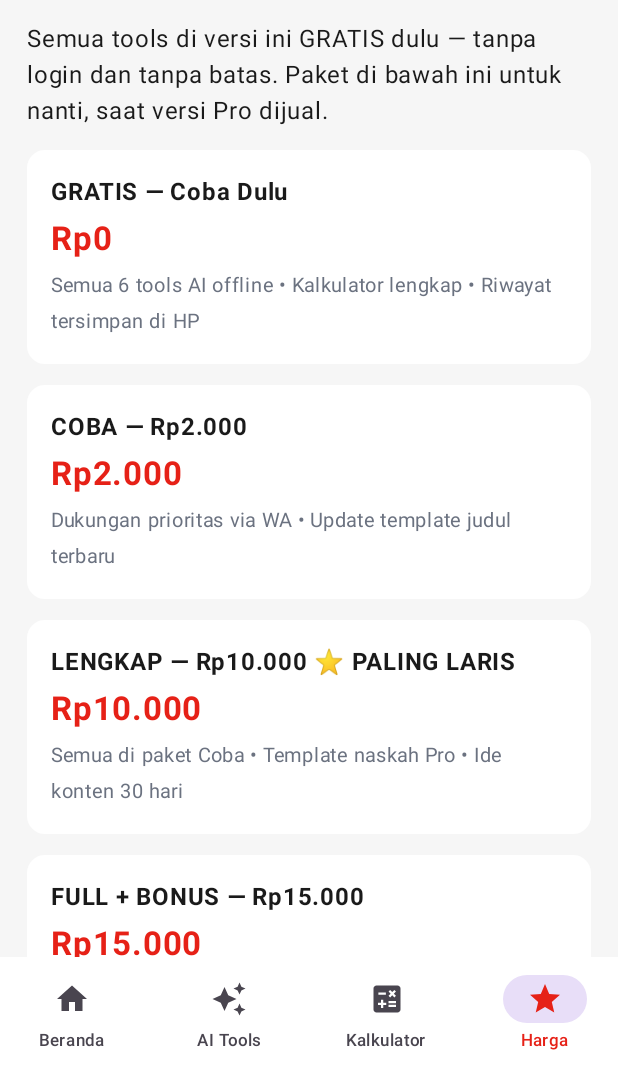
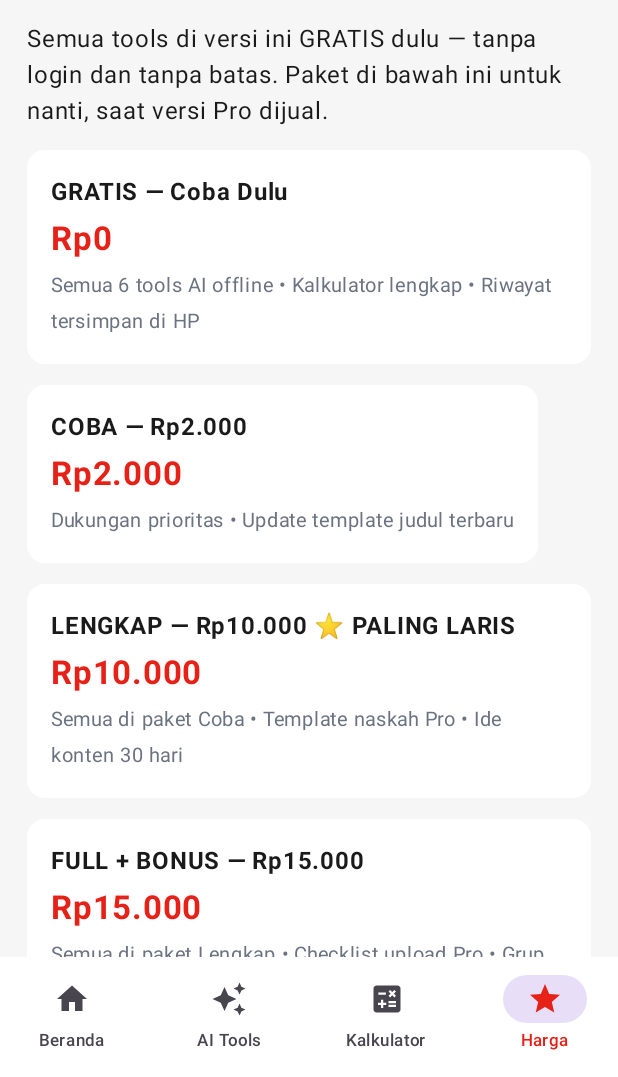
Before and after one commit to Dekarizq/creator-pro, an Android app built with Jetpack Compose: the screen it shows after launch (MainActivity), item 4 of the bottom bar chosen, on a phone screen of 412 x 824 dp, the part 159-1236 px from its top. Run offline under Robolectric (Android 15) with nearby library versions, the phone set to English and light mode, and no system bars.

Commit message:
Hapus nomor/tombol WhatsApp penjual dari Harga dan README

```diff
--- a/app/src/main/java/com/creatorpro/app/MainActivity.kt
+++ b/app/src/main/java/com/creatorpro/app/MainActivity.kt
@@ -4,7 +4,6 @@ import android.content.ClipData
 import android.content.ClipboardManager
 import android.content.Context
 import android.content.Intent
-import android.net.Uri
 import android.os.Bundle
 import android.widget.Toast
 import androidx.activity.ComponentActivity
@@ -39,7 +38,6 @@ private val CardBg = Color.White
 private val Ink = Color(0xFF1A1A1A)
 private val Grey = Color(0xFF6B7280)
 
-private const val WA_NUMBER = "628989369554" // 08989369554
 private const val PREFS = "creatorpro"
 private const val HISTORY_KEY = "history_v1"
 
@@ -82,11 +80,6 @@ private fun shareText(context: Context, text: String) {
         putExtra(Intent.EXTRA_TEXT, text)
     }
     context.startActivity(Intent.createChooser(intent, "Bagikan hasil"))
-}
-
-private fun openWhatsApp(context: Context) {
-    val url = "https://wa.me/$WA_NUMBER?text=" + Uri.encode("Halo Bang Medhol, saya mau beli Creator Pro")
-    context.startActivity(Intent(Intent.ACTION_VIEW, Uri.parse(url)))
 }
 
 private fun formatTime(time: Long): String =
@@ -367,7 +360,7 @@ fun HargaScreen(modifier: Modifier = Modifier) {
         Text("Semua tools di versi ini GRATIS dulu — tanpa login dan tanpa batas. Paket di bawah ini untuk nanti, saat versi Pro dijual.")
         val paket = listOf(
             Triple("GRATIS — Coba Dulu", "Rp0", "Semua 6 tools AI offline • Kalkulator lengkap • Riwayat tersimpan di HP"),
-            Triple("COBA — Rp2.000", "Rp2.000", "Dukungan prioritas via WA • Update template judul terbaru"),
+            Triple("COBA — Rp2.000", "Rp2.000", "Dukungan prioritas • Update template judul terbaru"),
             Triple("LENGKAP — Rp10.000 ⭐ PALING LARIS", "Rp10.000", "Semua di paket Coba • Template naskah Pro • Ide konten 30 hari"),
             Triple("FULL + BONUS — Rp15.000", "Rp15.000", "Semua di paket Lengkap • Checklist upload Pro • Grup kreator")
         )
@@ -381,12 +374,7 @@ fun HargaScreen(modifier: Modifier = Modifier) {
             }
         }
         Text("CARA BELI (nanti saat Pro dijual)", fontWeight = FontWeight.Bold)
-        Text("1. Chat WhatsApp penjual di bawah ini.\n2. Bayar via DANA / GoPay.\n3. Kirim bukti bayar, lalu penjual kirim kode akses.", fontSize = 14.sp)
-        Button(onClick = { openWhatsApp(context) }, modifier = Modifier.fillMaxWidth()) {
-            Icon(Icons.Default.Chat, contentDescription = null)
-            Spacer(Modifier.width(8.dp))
-            Text("Chat WhatsApp Penjual — 08989369554")
-        }
+        Text("1. Bayar via DANA / GoPay.\n2. Kirim bukti bayar, lalu penjual kirim kode akses.", fontSize = 14.sp)
         Text("Kode akses Pro (disimpan penjual, jangan disebar): TC-COBA2 (Rp2rb) • TC-LENGKAP10 (Rp10rb) • TC-FULL15 (Rp15rb).", color = Grey, fontSize = 11.sp)
         Text("Pembayaran DANA / GoPay. Harga sekali bayar, bukan langganan bulanan.", color = Grey, fontSize = 12.sp)
     }
```
Also changed, not shown: 1 other file.
